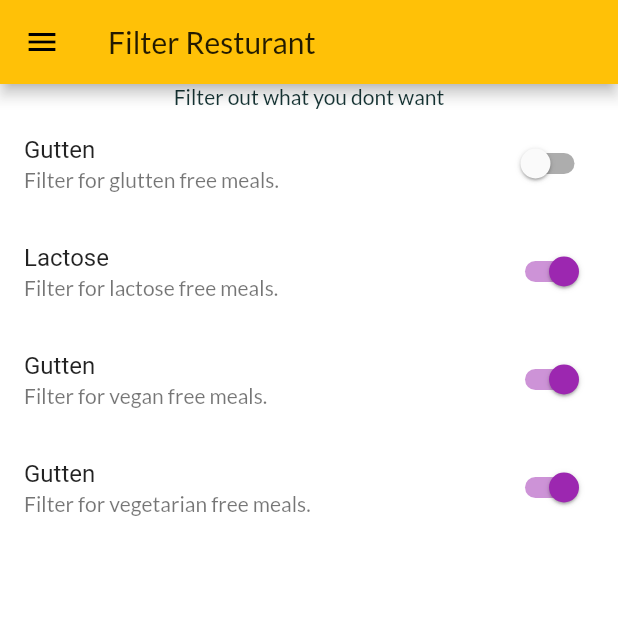
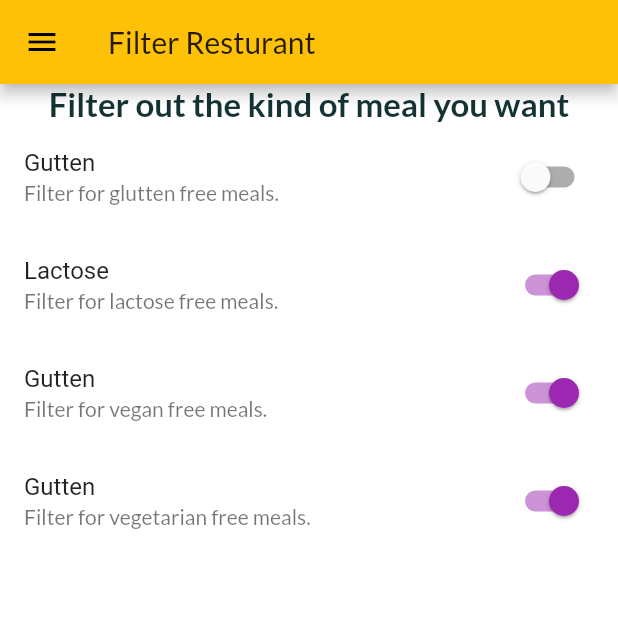
Before and after one commit to Ipaye/recipe-up, a Flutter app: the FilterScreen screen opened directly, on a phone screen of 412 x 824 dp, the top half of it. Run offline on Flutter 3.47's test engine with Material 2 defaults, Android fonts, the phone set to English and light mode, and no system bars.

Commit message:
UI: Changed some styling pertaining to the filter page

```diff
--- a/lib/screens/filters_screen.dart
+++ b/lib/screens/filters_screen.dart
@@ -33,7 +33,10 @@ class _FilterScreenState extends State<FilterScreen> {
       body: Column(
         children: <Widget>[
           Container(
-            child: Text('Filter out what you dont want'),
+            child: Text(
+              'Filter out the kind of meal you want',
+              style: TextStyle(fontWeight: FontWeight.bold, fontSize: 22),
+            ),
           ),
           Expanded(
             child: Column(children: <Widget>[
```
